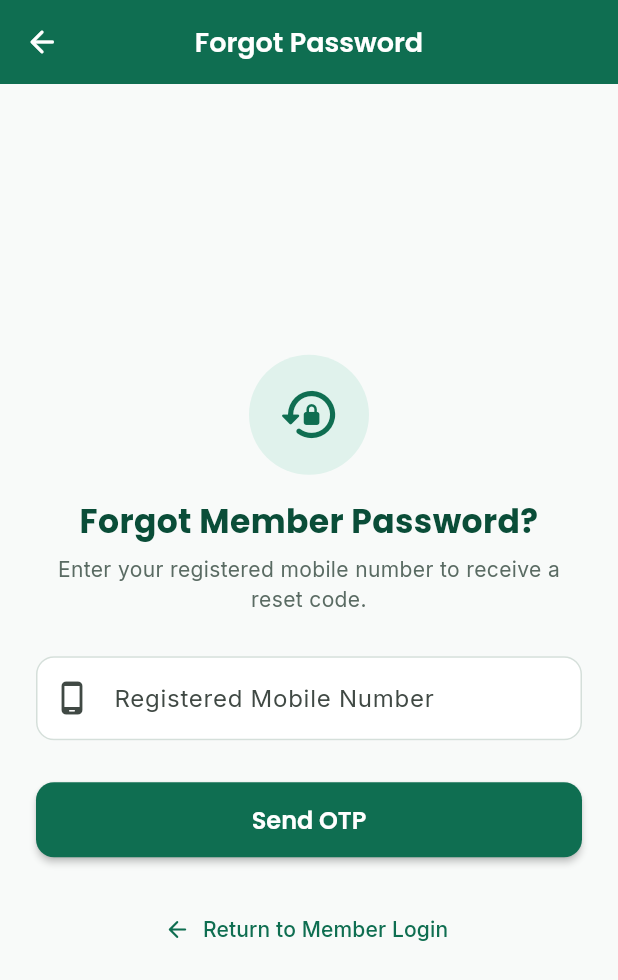
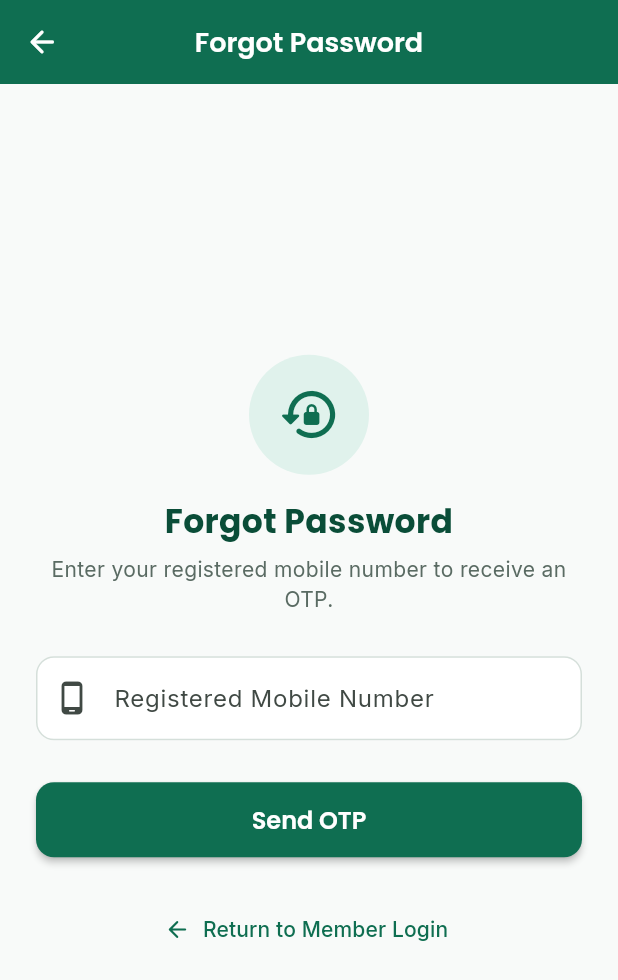
Before and after one commit to tejaspatel2255/agbs-family-registry, a Flutter app: the MemberForgotPasswordScreen screen opened by its route, on a phone screen of 412 x 824 dp. Shown: the top 980 px of the screen. Run offline on Flutter 3.47's test engine with Material 3 defaults, Android fonts, the phone set to English and light mode, and no system bars; our stand-ins replace cached_network_image, flutter_riverpod, go_router, google_fonts, image_picker, supabase_flutter; accounts and stored records are empty; statements that could not run were skipped.

Commit message:
feat: Add Member Forgot Password screen and update Member Login screen navigation link

```diff
--- a/lib/features/auth/screens/member_forgot_password_screen.dart
+++ b/lib/features/auth/screens/member_forgot_password_screen.dart
@@ -117,7 +117,7 @@ class _MemberForgotPasswordScreenState extends ConsumerState<MemberForgotPasswor
     if (success && mounted) {
       ScaffoldMessenger.of(context).showSnackBar(
         const SnackBar(
-          content: Text('Password updated successfully! Please log in with your new password.'),
+          content: Text('Password updated successfully'),
           backgroundColor: AppColors.success,
           duration: Duration(seconds: 4),
         ),
@@ -202,7 +202,7 @@ class _MemberForgotPasswordScreenState extends ConsumerState<MemberForgotPasswor
 
                 Text(
                   _currentStep == 1
-                      ? 'Forgot Member Password?'
+                      ? 'Forgot Password'
                       : _currentStep == 2
                           ? 'Enter 6-Digit OTP'
                           : 'Create New Password',
@@ -218,7 +218,7 @@ class _MemberForgotPasswordScreenState extends ConsumerState<MemberForgotPasswor
 
                 Text(
                   _currentStep == 1
-                      ? 'Enter your registered mobile number to receive a reset code.'
+                      ? 'Enter your registered mobile number to receive an OTP.'
                       : _currentStep == 2
                           ? 'Enter the verification code sent to +91 ${_mobileController.text}'
                           : 'Your new password must be at least 8 characters with a letter and a number.',
```
